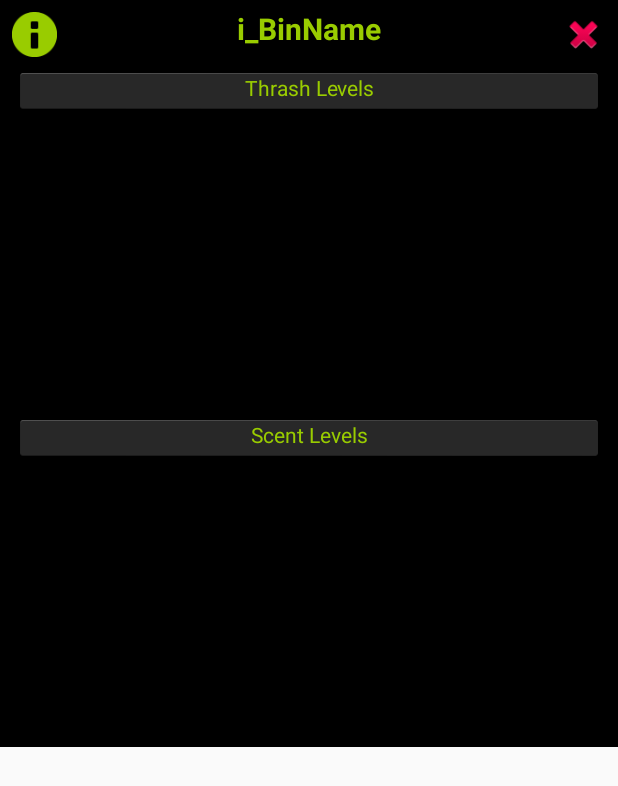
After one commit to martinosecchi/PervasiveProject, an Android app: the layout infoscreen.xml on its own in the app's theme, with its tools: preview values and no code run, on a phone screen of 412 x 824 dp. The commit adds this screen. Shown: the top 786 px of the screen. Run offline under Robolectric (Android 15) with nearby library versions, the phone set to English and light mode, and no system bars.

Commit message:
First version of android app

```diff
--- a/AndroidApp/ThrashCompanion/app/src/main/AndroidManifest.xml
+++ b/AndroidApp/ThrashCompanion/app/src/main/AndroidManifest.xml
@@ -1,6 +1,8 @@
 <?xml version="1.0" encoding="utf-8"?>
 <manifest xmlns:android="http://schemas.android.com/apk/res/android"
     package="com.smartbin.thrashcompanion">
+
+    <uses-permission android:name="android.permission.INTERNET"/>
 
     <application
         android:allowBackup="true"
--- /dev/null
+++ b/AndroidApp/ThrashCompanion/app/src/main/res/layout/infoscreen.xml
@@ -0,0 +1,79 @@
+<?xml version="1.0" encoding="utf-8"?>
+<RelativeLayout xmlns:android="http://schemas.android.com/apk/res/android"
+    android:layout_width="match_parent"
+    android:layout_height="wrap_content"
+    android:orientation="vertical"
+    android:background="@android:color/black"
+    >
+    <ImageView
+        android:layout_alignParentLeft="true"
+        android:layout_width="30dip"
+        android:layout_height="30dip"
+        android:layout_margin="8dip"
+        android:background="@android:drawable/ic_dialog_info"
+        android:backgroundTint="@android:color/holo_green_light"
+        />
+    <android.support.v7.widget.AppCompatTextView
+        android:layout_marginTop="5dip"
+        android:layout_centerHorizontal="true"
+        android:layout_width="wrap_content"
+        android:layout_height="30dip"
+        android:text="i_BinName"
+        android:textSize="20dp"
+        android:textStyle="bold"
+        android:textColor="@android:color/holo_green_light"
+        android:id="@+id/info_bin_name"
+        />
+    <Button
+        android:layout_alignParentRight="true"
+        android:layout_width="30dip"
+        android:layout_height="30dip"
+        android:layout_margin="8dip"
+        android:background="@android:drawable/ic_delete"
+        android:layout_gravity="end"
+        android:id="@+id/info_dismiss"
+        />
+    <LinearLayout
+        android:layout_below="@id/info_bin_name"
+        android:layout_width="match_parent"
+        android:layout_height="wrap_content"
+        android:orientation="vertical"
+        >
+
+
+        <android.support.v7.widget.AppCompatTextView
+            android:layout_width="match_parent"
+            android:layout_height="wrap_content"
+            android:text="Thrash Levels"
+            android:textAlignment="center"
+            android:layout_margin="5dip"
+            android:background="@android:drawable/dialog_holo_dark_frame"
+            android:textColor="@android:color/holo_green_light"
+            />
+        <FrameLayout
+            android:id="@+id/frame_level"
+            android:layout_width="match_parent"
+            android:layout_height="170dip"
+            android:layout_margin="5dip"
+            >
+
+        </FrameLayout>
+        <android.support.v7.widget.AppCompatTextView
+            android:layout_width="match_parent"
+            android:layout_height="wrap_content"
+            android:text="Scent Levels"
+            android:textAlignment="center"
+            android:layout_margin="5dip"
+            android:background="@android:drawable/dialog_holo_dark_frame"
+            android:textColor="@android:color/holo_green_light"
+            />
+        <FrameLayout
+            android:id="@+id/frame_smell"
+            android:layout_width="match_parent"
+            android:layout_height="170dip"
+            android:layout_margin="5dip"
+            >
+        </FrameLayout>
+
+    </LinearLayout>
+</RelativeLayout>
--- a/Webservice/AppEngine/SmartBinApi/src/main/java/servlet/ContextServlet.java
+++ b/Webservice/AppEngine/SmartBinApi/src/main/java/servlet/ContextServlet.java
@@ -32,7 +32,7 @@ public class ContextServlet extends HttpServlet {
 			//String from_date = req.getParameter("date");
 			List<ContextEntity> ctxts = null;
 			if(bin_name != null) {
-				ctxts = ofy().load().type(ContextEntity.class).filter("bin =", bin_name).list();
+				ctxts = ofy().load().type(ContextEntity.class).filter("bin =", bin_name).order("bin").order("-date").list();
 			} else {
 				ctxts = ofy().load().type(ContextEntity.class).order("-date").list();
 			}
```
Also changed, not shown: AndroidApp/ThrashCompanion/app/build.gradle (+7 -6 lines), AndroidApp/ThrashCompanion/app/src/main/java/com/smartbin/thrashcompanion/MainActivity.java (+46 -34 lines), AndroidApp/ThrashCompanion/app/src/main/java/com/smartbin/thrashcompanion/data/BinGridviewAdapter.java (added, +63 -0 lines), AndroidApp/ThrashCompanion/app/src/main/java/com/smartbin/thrashcompanion/data/ResultData.java (added, +10 -0 lines), AndroidApp/ThrashCompanion/app/src/main/java/com/smartbin/thrashcompanion/data/StatFragment.java (added, +147 -0 lines), AndroidApp/ThrashCompanion/app/src/main/java/com/smartbin/thrashcompanion/web/ApiAdapter.java (added, +239 -0 lines), AndroidApp/ThrashCompanion/app/src/main/res/layout/activity_main.xml (+19 -8 lines), AndroidApp/ThrashCompanion/app/src/main/res/layout/bin_grid_item.xml (added, +10 -0 lines), AndroidApp/ThrashCompanion/app/libs/SmartBinEntities.jar (added), AndroidApp/ThrashCompanion/app/src/main/res/drawable/logo.PNG (added), 1 other file.
